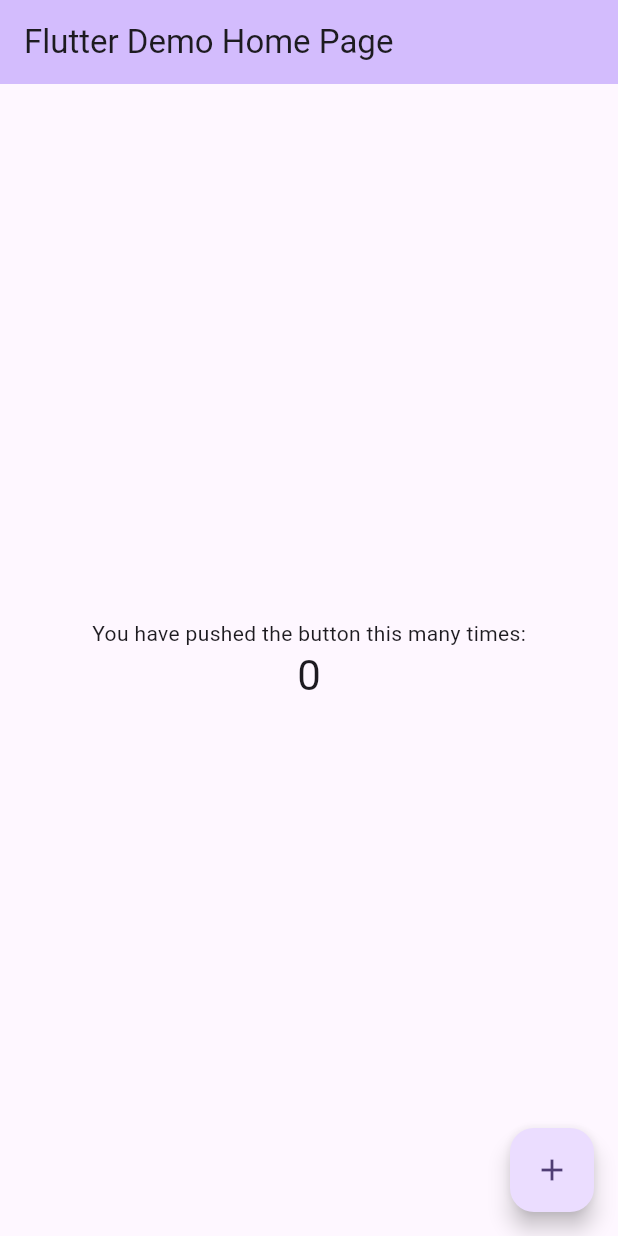
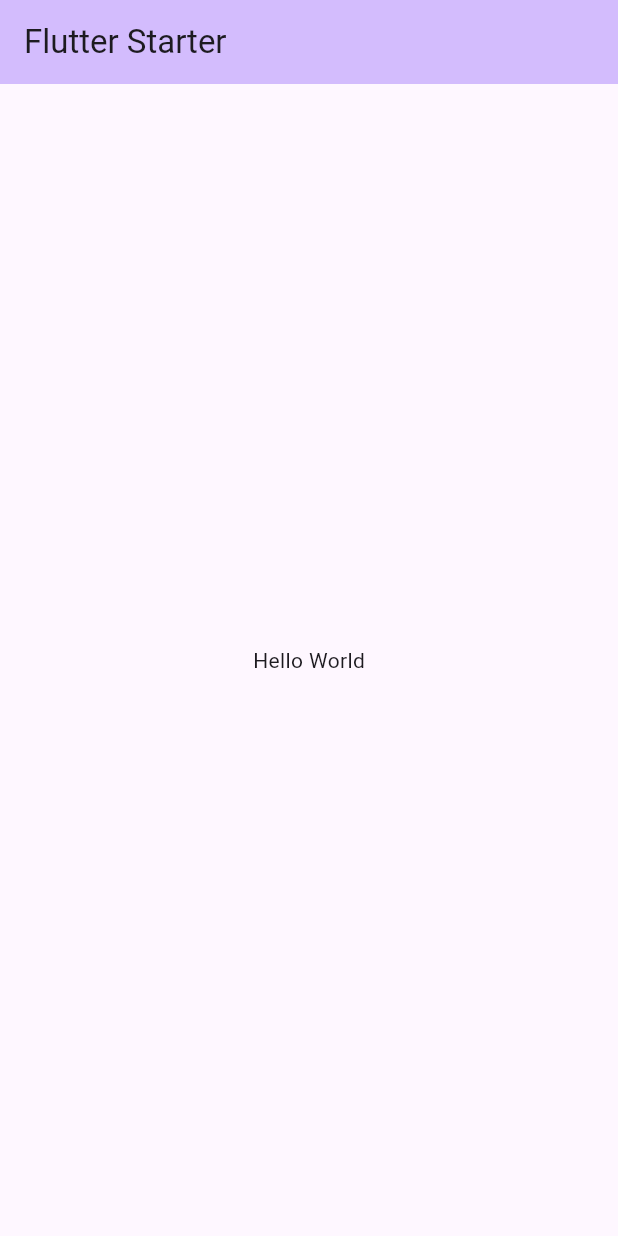
Before and after one commit to MontyCoder0701/flutter-starter, a Flutter app: the screen it shows after launch, on a phone screen of 412 x 824 dp. Run offline on Flutter 3.47's test engine with Material 3 defaults, Android fonts, the phone set to English and light mode, and no system bars.

Commit message:
refactor: 불필요한 요소 제거

```diff
--- a/analysis_options.yaml
+++ b/analysis_options.yaml
@@ -1,28 +1,5 @@
-# This file configures the analyzer, which statically analyzes Dart code to
-# check for errors, warnings, and lints.
-#
-# The issues identified by the analyzer are surfaced in the UI of Dart-enabled
-# IDEs (https://dart.dev/tools#ides-and-editors). The analyzer can also be
-# invoked from the command line by running `flutter analyze`.
-
-# The following line activates a set of recommended lints for Flutter apps,
-# packages, and plugins designed to encourage good coding practices.
 include: package:flutter_lints/flutter.yaml
 
 linter:
-  # The lint rules applied to this project can be customized in the
-  # section below to disable rules from the `package:flutter_lints/flutter.yaml`
-  # included above or to enable additional rules. A list of all available lints
-  # and their documentation is published at https://dart.dev/lints.
-  #
-  # Instead of disabling a lint rule for the entire project in the
-  # section below, it can also be suppressed for a single line of code
-  # or a specific dart file by using the `// ignore: name_of_lint` and
-  # `// ignore_for_file: name_of_lint` syntax on the line or in the file
-  # producing the lint.
   rules:
-    # avoid_print: false  # Uncomment to disable the `avoid_print` rule
-    # prefer_single_quotes: true  # Uncomment to enable the `prefer_single_quotes` rule
-
-# Additional information about this file can be found at
-# https://dart.dev/guides/language/analysis-options
+    prefer_single_quotes: true
--- a/lib/main.dart
+++ b/lib/main.dart
@@ -7,116 +7,39 @@ void main() {
 class MyApp extends StatelessWidget {
   const MyApp({super.key});
 
-  // This widget is the root of your application.
   @override
   Widget build(BuildContext context) {
     return MaterialApp(
-      title: 'Flutter Demo',
+      title: 'Flutter Starter',
       theme: ThemeData(
-        // This is the theme of your application.
-        //
-        // TRY THIS: Try running your application with "flutter run". You'll see
-        // the application has a purple toolbar. Then, without quitting the app,
-        // try changing the seedColor in the colorScheme below to Colors.green
-        // and then invoke "hot reload" (save your changes or press the "hot
-        // reload" button in a Flutter-supported IDE, or press "r" if you used
-        // the command line to start the app).
-        //
-        // Notice that the counter didn't reset back to zero; the application
-        // state is not lost during the reload. To reset the state, use hot
-        // restart instead.
-        //
-        // This works for code too, not just values: Most code changes can be
-        // tested with just a hot reload.
         colorScheme: ColorScheme.fromSeed(seedColor: Colors.deepPurple),
       ),
-      home: const MyHomePage(title: 'Flutter Demo Home Page'),
+      home: const MyHomePage(),
     );
   }
 }
 
 class MyHomePage extends StatefulWidget {
-  const MyHomePage({super.key, required this.title});
-
-  // This widget is the home page of your application. It is stateful, meaning
-  // that it has a State object (defined below) that contains fields that affect
-  // how it looks.
-
-  // This class is the configuration for the state. It holds the values (in this
-  // case the title) provided by the parent (in this case the App widget) and
-  // used by the build method of the State. Fields in a Widget subclass are
-  // always marked "final".
-
-  final String title;
+  const MyHomePage({super.key});
 
   @override
   State<MyHomePage> createState() => _MyHomePageState();
 }
 
 class _MyHomePageState extends State<MyHomePage> {
-  int _counter = 0;
-
-  void _incrementCounter() {
-    setState(() {
-      // This call to setState tells the Flutter framework that something has
-      // changed in this State, which causes it to rerun the build method below
-      // so that the display can reflect the updated values. If we changed
-      // _counter without calling setState(), then the build method would not be
-      // called again, and so nothing would appear to happen.
-      _counter++;
-    });
-  }
-
   @override
   Widget build(BuildContext context) {
-    // This method is rerun every time setState is called, for instance as done
-    // by the _incrementCounter method above.
-    //
-    // The Flutter framework has been optimized to make rerunning build methods
-    // fast, so that you can just rebuild anything that needs updating rather
-    // than having to individually change instances of widgets.
     return Scaffold(
       appBar: AppBar(
-        // TRY THIS: Try changing the color here to a specific color (to
-        // Colors.amber, perhaps?) and trigger a hot reload to see the AppBar
-        // change color while the other colors stay the same.
         backgroundColor: Theme.of(context).colorScheme.inversePrimary,
-        // Here we take the value from the MyHomePage object that was created by
-        // the App.build method, and use it to set our appbar title.
-        title: Text(widget.title),
+        title: Text('Flutter Starter'),
       ),
       body: Center(
-        // Center is a layout widget. It takes a single child and positions it
-        // in the middle of the parent.
         child: Column(
-          // Column is also a layout widget. It takes a list of children and
-          // arranges them vertically. By default, it sizes itself to fit its
-          // children horizontally, and tries to be as tall as its parent.
-          //
-          // Column has various properties to control how it sizes itself and
-          // how it positions its children. Here we use mainAxisAlignment to
-          // center the children vertically; the main axis here is the vertical
-          // axis because Columns are vertical (the cross axis would be
-          // horizontal).
-          //
-          // TRY THIS: Invoke "debug painting" (choose the "Toggle Debug Paint"
-          // action in the IDE, or press "p" in the console), to see the
-          // wireframe for each widget.
           mainAxisAlignment: MainAxisAlignment.center,
-          children: <Widget>[
-            const Text('You have pushed the button this many times:'),
-            Text(
-              '$_counter',
-              style: Theme.of(context).textTheme.headlineMedium,
-            ),
-          ],
+          children: <Widget>[const Text('Hello World')],
         ),
       ),
-      floatingActionButton: FloatingActionButton(
-        onPressed: _incrementCounter,
-        tooltip: 'Increment',
-        child: const Icon(Icons.add),
-      ), // This trailing comma makes auto-formatting nicer for build methods.
     );
   }
 }
```
